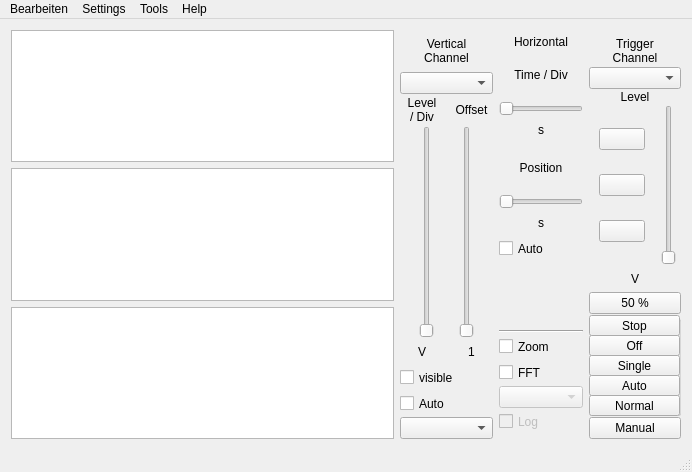
The window that source/mainwindow.ui (Rolloke/GUI-Apps) describes before a commit, drawn with Qt 5.
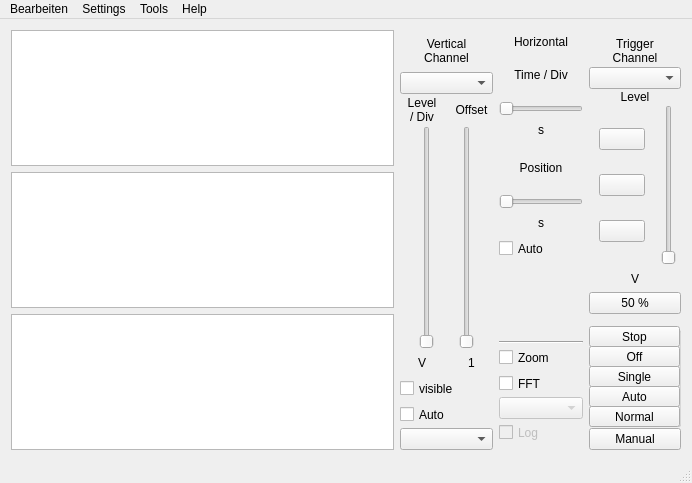
The same window after the commit. Icons and pictures are not drawn. Custom widgets are drawn as their Qt base class.

Commit message: oscilloscope   cmakelist   menuactions direct called raspi medialist  menuactions isntead of buttons

The edit to the form file:
```diff
--- a/source/mainwindow.ui
+++ b/source/mainwindow.ui
@@ -7,7 +7,7 @@
     <x>0</x>
     <y>0</y>
     <width>692</width>
-    <height>472</height>
+    <height>483</height>
    </rect>
   </property>
   <property name="windowTitle">
```
Left out of the diff: 12 changed lines with no effect on the pictures. The commit also changes 4 other files.
